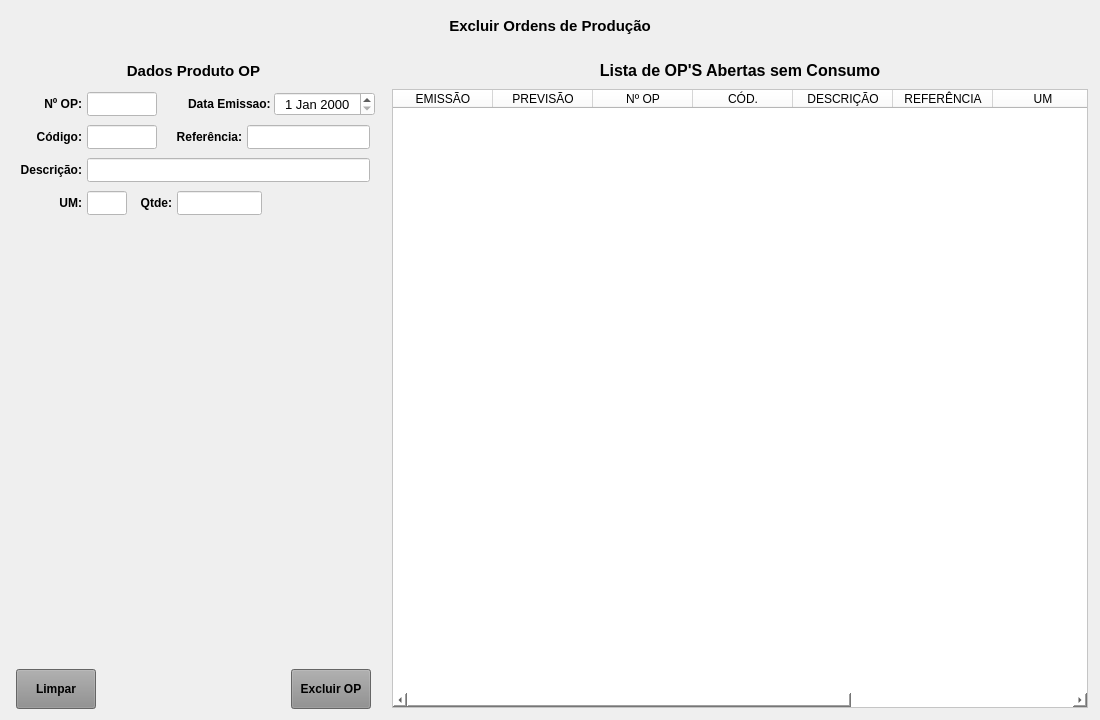
Old version of the form forms/tela_op_excluir.ui in the repository Azevedo84/erp_suzuki.
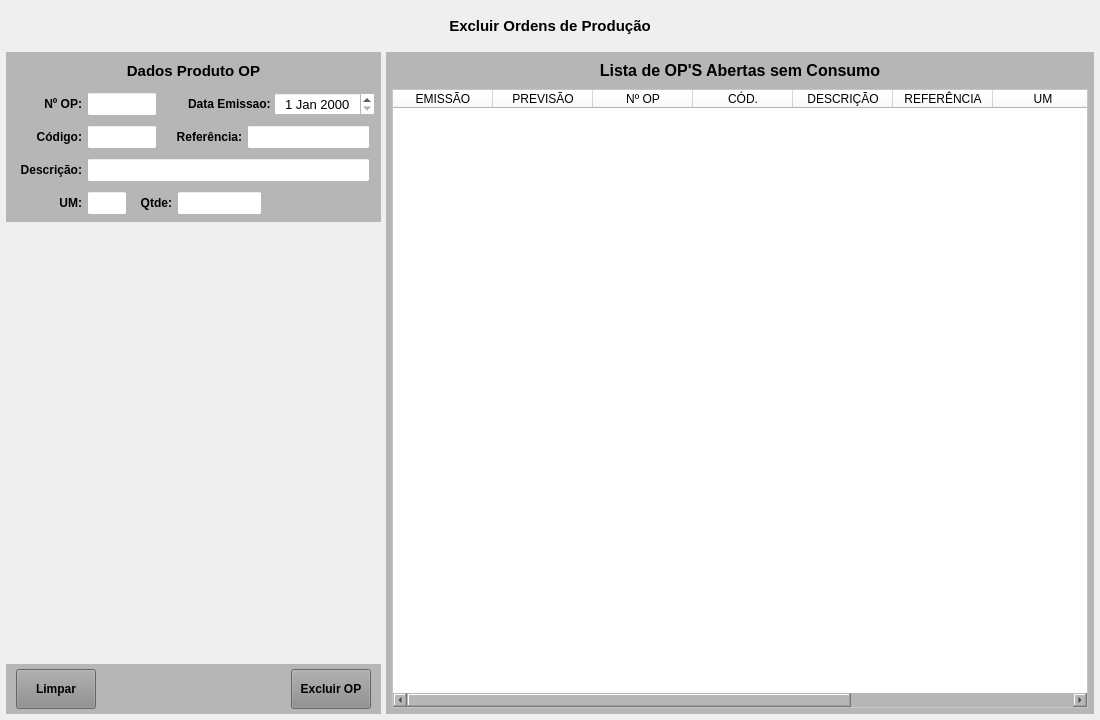
New version of the form.

What changed in the file:
```diff
--- a/forms/tela_op_excluir.ui
+++ b/forms/tela_op_excluir.ui
@@ -209,7 +209,7 @@
                 </size>
                </property>
                <property name="styleSheet">
-                <string notr="true"/>
+                <string notr="true">background-color: rgb(182, 182, 182);</string>
                </property>
                <layout class="QVBoxLayout" name="verticalLayout_8">
                 <property name="spacing">
@@ -952,7 +952,7 @@
              </size>
             </property>
             <property name="styleSheet">
-             <string notr="true"/>
+             <string notr="true">background-color: rgb(182, 182, 182);</string>
             </property>
             <layout class="QHBoxLayout" name="horizontalLayout_2">
              <property name="spacing">
@@ -1086,7 +1086,7 @@
        <item>
         <widget class="QWidget" name="widget_Cor3" native="true">
          <property name="styleSheet">
-          <string notr="true"/>
+          <string notr="true">background-color: rgb(182, 182, 182);</string>
          </property>
          <layout class="QGridLayout" name="gridLayout">
           <property name="leftMargin">
```
